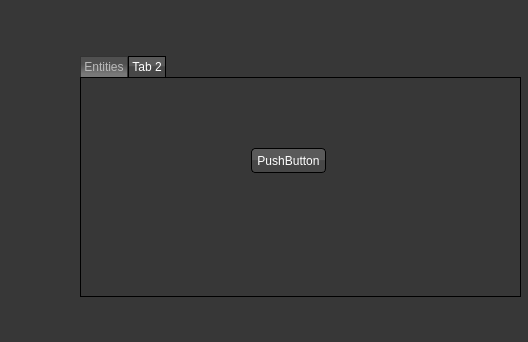
Above: QtProject/editor/mainwindow.ui from madvil/Editor before the change; both pictures show x 0 to 528 and y 356 to 698 of the 938 by 698 pixel window. Below: the same form after it.
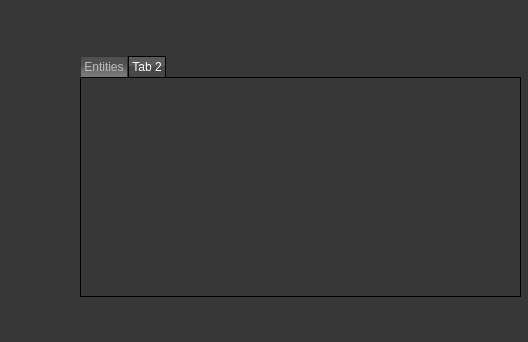
That is the form after the change. The open tabs and pages were chosen to show the change. Icons and pictures are not drawn.

Patch:
```diff
--- a/QtProject/editor/mainwindow.ui
+++ b/QtProject/editor/mainwindow.ui
@@ -399,19 +399,6 @@
         <attribute name="title">
          <string>Tab 2</string>
         </attribute>
-        <widget class="QPushButton" name="pushButton">
-         <property name="geometry">
-          <rect>
-           <x>170</x>
-           <y>70</y>
-           <width>75</width>
-           <height>25</height>
-          </rect>
-         </property>
-         <property name="text">
-          <string>PushButton</string>
-         </property>
-        </widget>
        </widget>
       </widget>
      </item>
```
Left out of the diff: 2 changed lines with no effect on the pictures.
